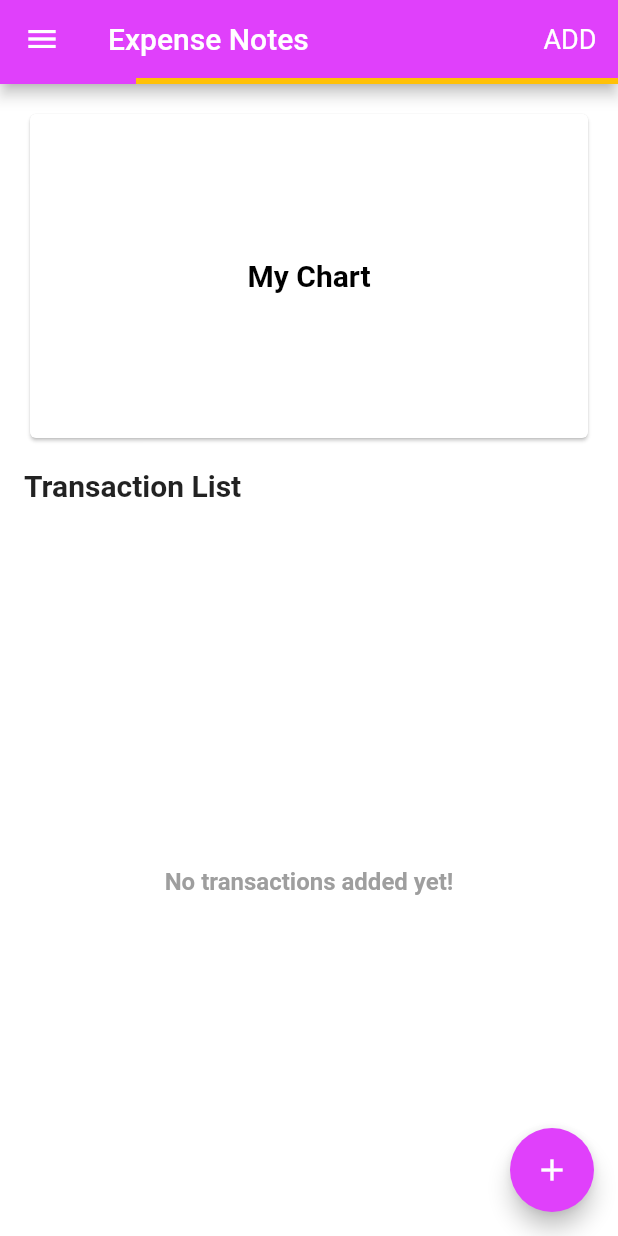
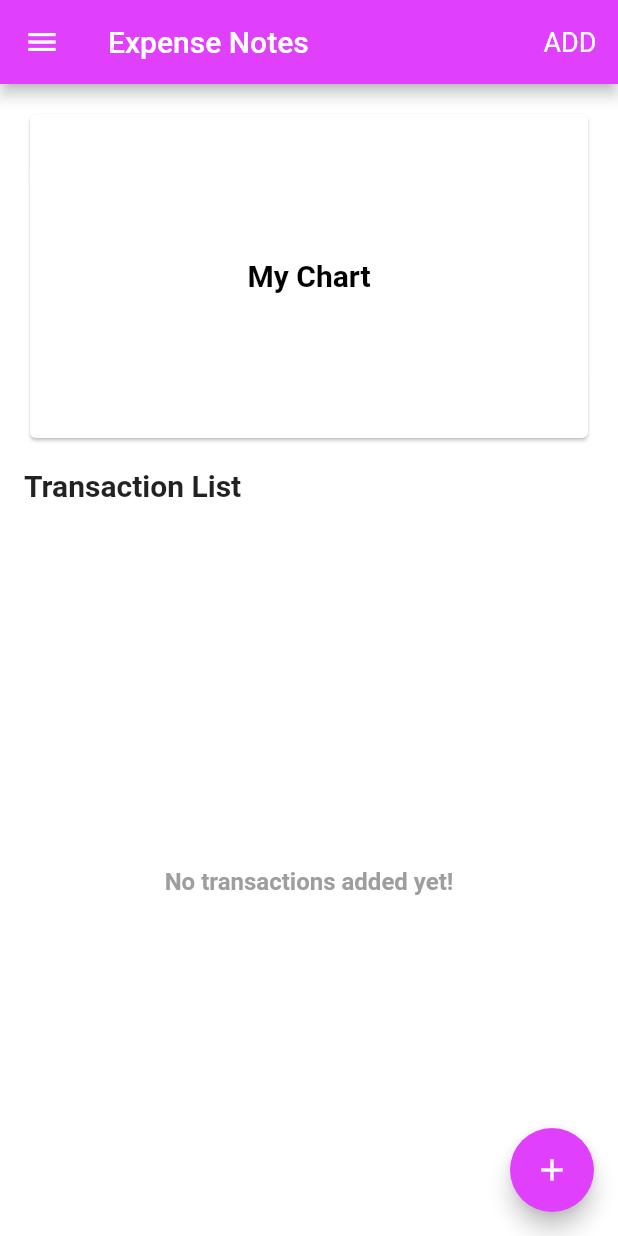
Before and after one commit to nhatduynguyenbbv/expense_notes, a Flutter app: the Settings screen opened by its route, in the side drawer, after a tap on "Home", on a phone screen of 412 x 824 dp. Run offline on Flutter 3.47's test engine with Material 2 defaults, Android fonts, the phone set to English and light mode, and no system bars; our stand-ins replace firebase_core, firebase_database, fl_chart, shared_preferences; accounts and stored records are empty; network calls fail.

Commit message:
Fix: reload transaction item

```diff
--- a/lib/src/models/app_model.dart
+++ b/lib/src/models/app_model.dart
@@ -1,5 +1,3 @@
-import 'dart:ffi';
-
 import 'package:flutter/material.dart';
 
 class AppModel extends ChangeNotifier {
@@ -8,6 +6,14 @@ class AppModel extends ChangeNotifier {
   bool get isLoading => _isLoading;
 
   void setLoading(bool loading) {
+    if (loading == false) {
+      Future.delayed(const Duration(seconds: 1), () => _setLoading(false));
+    } else {
+      Future.delayed(Duration.zero, () => _setLoading(true));
+    }
+  }
+
+  _setLoading(bool loading) {
     _isLoading = loading;
 
     notifyListeners();
--- a/lib/src/widgets/transaction/transaction_creation_form.dart
+++ b/lib/src/widgets/transaction/transaction_creation_form.dart
@@ -1,3 +1,4 @@
+import 'package:expense_notes/src/models/app_model.dart';
 import 'package:expense_notes/src/models/transaction_model.dart';
 import 'package:expense_notes/src/models/transaction_item.dart';
 import 'package:expense_notes/src/utilizes/date.util.dart';
@@ -143,22 +144,26 @@ class TransactionCreationFormState extends State<TransactionCreationForm> {
 
   Future<void> _add() async {
     if (_formKey.currentState!.validate()) {
-      Navigator.pop(context);
+      context.read<AppModel>().setLoading(true);
       await context.read<TransactionModel>().add(TransactionItem(
           cost: int.parse(amountEditingController.text),
           name: nameEditingController.text,
           date: selectedDate));
+      context.read<AppModel>().setLoading(false);
+      Navigator.pop(context);
     }
   }
 
   Future<void> _edit(String id) async {
     if (_formKey.currentState!.validate()) {
-      Navigator.pop(context);
+      context.read<AppModel>().setLoading(true);
       await context.read<TransactionModel>().edit(TransactionItem(
           id: id,
           cost: int.parse(amountEditingController.text),
           name: nameEditingController.text,
           date: selectedDate));
+      context.read<AppModel>().setLoading(false);
+      Navigator.pop(context);
     }
   }
 
--- a/lib/src/widgets/transaction/transaction_list_view.dart
+++ b/lib/src/widgets/transaction/transaction_list_view.dart
@@ -12,15 +12,17 @@ class TransactionListView extends StatelessWidget {
 
   @override
   Widget build(BuildContext context) {
-    context.read<AppModel>().setLoading(true);
     return FutureBuilder<void>(
         future: context.read<TransactionModel>().fetch(),
         builder: (context, snapshot) {
-          final model = context.watch<TransactionModel>();
-          var future = Future.delayed(const Duration(seconds: 5));
-          future.then((value) => context.read<AppModel>().setLoading(false));
+          if (snapshot.connectionState == ConnectionState.done) {
+            context.read<AppModel>().setLoading(false);
+          } else {
+            context.read<AppModel>().setLoading(true);
+          }
 
-          return Expanded(
+          return Consumer<TransactionModel>(
+            builder: (context, model, child) => Expanded(
               child: model.transactions.isNotEmpty
                   ? ListView(
                       children: model.transactions
@@ -36,13 +38,14 @@ class TransactionListView extends StatelessWidget {
                             color: Colors.grey),
                       ),
                     ),
+            ),
           );
         });
   }
 
   Widget _transactionItemBuilder(BuildContext context, TransactionItem item) {
     return TransactionListItem(
-        key: ObjectKey(item),
+        key: Key(item.id.toString()),
         item: item,
         onDelete: (item) async =>
             {await context.read<TransactionModel>().remove(item)},
```
Lines whose indentation alone changed are shown as unchanged.
